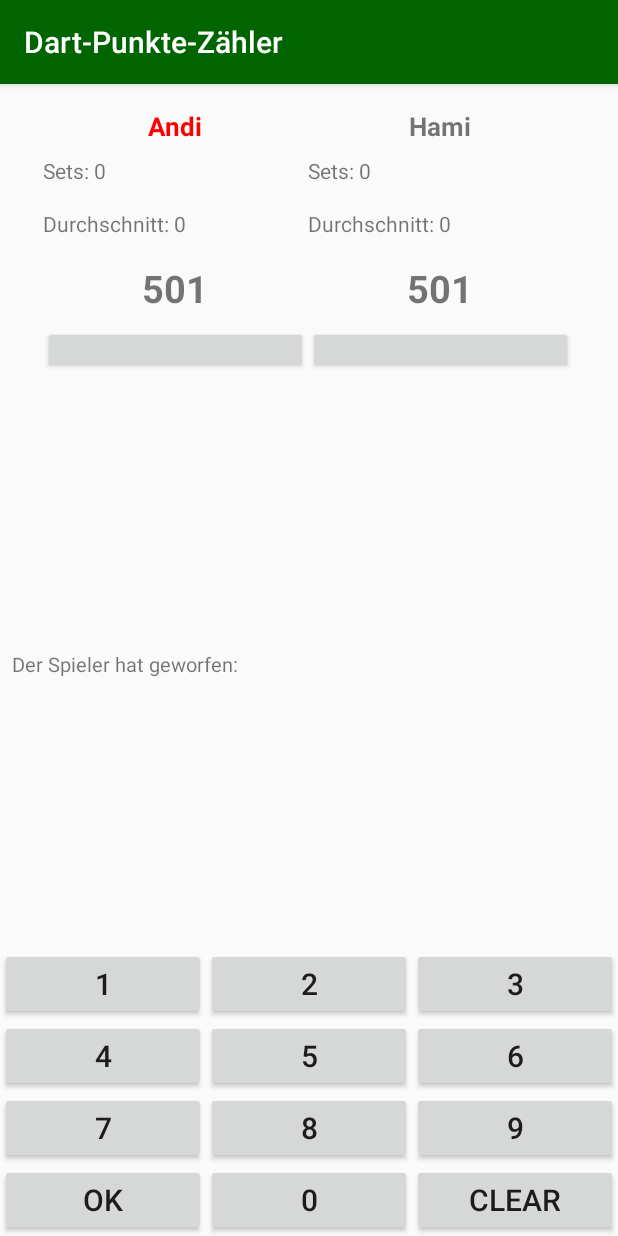
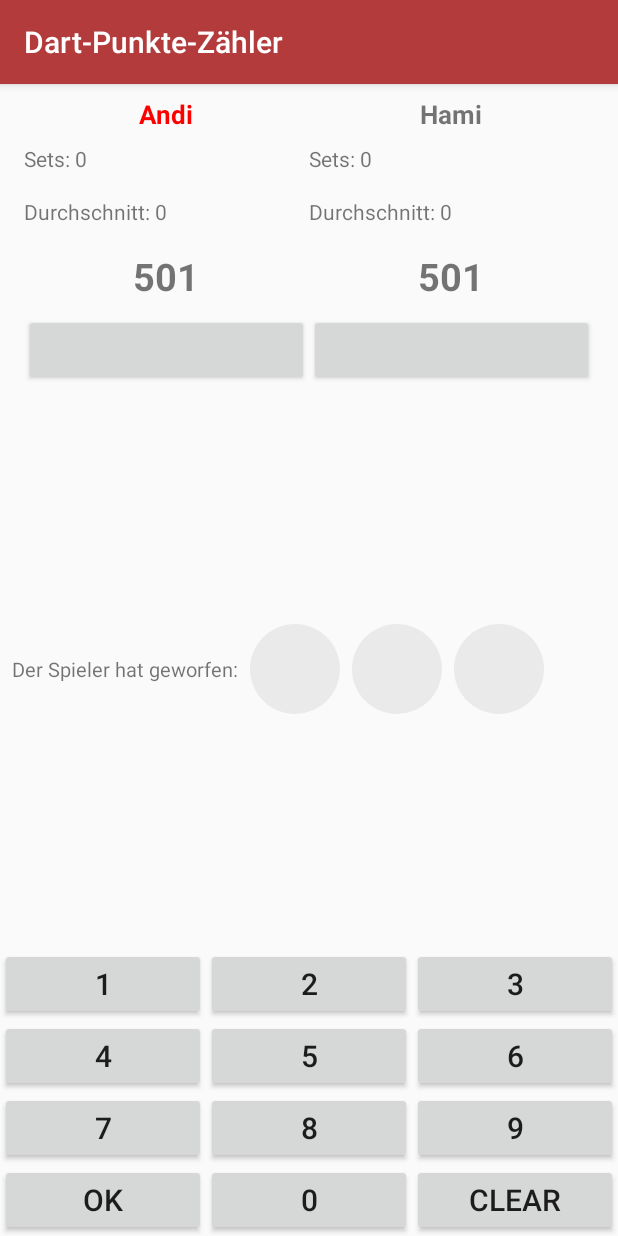
Before and after one commit to AndyGettingAn/DartPointCounter, an Android app: the PointsCounter screen opened directly, with no data from a screen before it, on a phone screen of 412 x 824 dp. Run offline under Robolectric (Android 15) with nearby library versions, the phone set to English and light mode, and no system bars.

Commit message:
Verbesserte HCI

```diff
--- a/app/src/main/AndroidManifest.xml
+++ b/app/src/main/AndroidManifest.xml
@@ -6,7 +6,6 @@
         android:allowBackup="true"
         android:icon="@mipmap/ic_launcher"
         android:label="@string/app_name"
-        android:roundIcon="@mipmap/ic_launcher_round"
         android:supportsRtl="true"
         android:theme="@style/AppTheme">
         <activity
--- a/app/src/main/java/com/example/cip/myapplication/MainActivity.java
+++ b/app/src/main/java/com/example/cip/myapplication/MainActivity.java
@@ -53,17 +53,11 @@ public class MainActivity extends AppCompatActivity{
             public boolean onNavigationItemSelected(MenuItem item) {
                 int id = item.getItemId();
 
-
                 if (id == R.id.nav_home) {
-                    ///mainMessage.setText("Du hast auf Home gedrückt, Wilkommen auf dem Homebildschirm");
                 } else if (id == R.id.nav_counter) {
-                   /// mainMessage.setText("Du hast auf Punktezähler gedrückt");
-                    //Test Dartboard
-                    //Intent intent = new Intent(MainActivity.this, Dartboard.class);
                    Intent intent = new Intent(MainActivity.this, PointsCounter.class);
                     startActivity(intent);
                 } else if (id == R.id.nav_statistic) {
-                    ///mainMessage.setText("Du hast auf Statistik gedrückt");
                     Intent intent = new Intent(MainActivity.this, Statistic.class);
                     startActivity(intent);
 
--- a/app/src/main/java/com/example/cip/myapplication/PointsCounter.java
+++ b/app/src/main/java/com/example/cip/myapplication/PointsCounter.java
@@ -46,7 +46,6 @@ public class PointsCounter extends AppCompatActivity implements View.OnClickList
     //Wir brauchen alle drei Punkte der Dart umd danach den Spielverlauf zu erstellen
             inputPoints[] = new TextView[dartsPerTurn];
     private Button buttonFinish[] = new Button[numberOfPlayers];
-
 
     //Widget
     private PointCounterWidget counter= new PointCounterWidget();
@@ -201,7 +200,7 @@ public class PointsCounter extends AppCompatActivity implements View.OnClickList
     private void updateGameView() {
         averageView[currentPlayer].setText("Durchschnitt: "+ average[currentPlayer]);
         setsView[currentPlayer].setText("Set: "+ sets[currentPlayer]);
-        if (gameState[currentPlayer]<= finishModus){
+        if (gameState[currentPlayer]<= finishModus && gameState[currentPlayer] != 0){
            openPlayerDartboard(currentPlayer);
         }
         gameStateView[currentPlayer].setText(String.valueOf(gameState[currentPlayer]));
@@ -225,6 +224,7 @@ public class PointsCounter extends AppCompatActivity implements View.OnClickList
             MyDBHandler dbHandler = new MyDBHandler(this, null, null, 1);
             dbHandler.addHandler(gamehistory);
             startActivity(intent);
+            finish();
         }
     }
     //Spielerwechsel
@@ -243,7 +243,7 @@ public class PointsCounter extends AppCompatActivity implements View.OnClickList
 
     private void openPlayerDartboard(int player){
         Intent intent = new Intent(PointsCounter.this, Dartboard.class);
-        if (gameState[player]<= finishModus && FinishValues.getFinish(gameState[player])[0] != "" ){
+        if (gameState[player]<= finishModus && FinishValues.getFinish(gameState[player])[0] != ""){
             String [] finishValues = FinishValues.getFinish(gameState[player]);
             buttonFinish[player].setText(Arrays.toString(finishValues));
             intent.putExtra("finishValues", finishValues);
--- /dev/null
+++ b/app/src/main/res/drawable/circle_shape.xml
@@ -0,0 +1,7 @@
+<?xml version="1.0" encoding="utf-8"?>
+<shape xmlns:android="http://schemas.android.com/apk/res/android"
+    android:shape="rectangle">
+    <solid android:color="#EAEAEA"/>
+    <corners android:radius="30dp"/>
+
+</shape>
--- a/app/src/main/res/drawable/side_nav_bar.xml
+++ b/app/src/main/res/drawable/side_nav_bar.xml
@@ -2,8 +2,7 @@
     android:shape="rectangle">
     <gradient
         android:angle="135"
-        android:centerColor="#4CAF50"
-        android:endColor="#2E7D32"
-        android:startColor="#81C784"
+        android:startColor="#B33B3B"
+        android:endColor="#7F2A2A"
         android:type="linear" />
 </shape>
--- a/app/src/main/res/layout/activity_points_counter.xml
+++ b/app/src/main/res/layout/activity_points_counter.xml
@@ -10,18 +10,14 @@
     <TableLayout
 
         android:id="@+id/gameState"
-        android:layout_width="353dp"
-        android:layout_height="177dp"
+        android:layout_width="match_parent"
+        android:layout_height="wrap_content"
         app:layout_constraintTop_toTopOf="parent"
-        android:layout_marginTop="16dp"
-        android:layout_marginRight="8dp"
+        android:layout_marginTop="8dp"
+        android:layout_marginRight="16dp"
         app:layout_constraintRight_toRightOf="parent"
-        android:layout_marginLeft="8dp"
-        app:layout_constraintLeft_toLeftOf="parent"
-        android:layout_marginStart="8dp"
-        android:layout_marginEnd="8dp"
-        app:layout_constraintHorizontal_bias="0.49"
-        tools:layout_editor_absoluteX="13dp">
+        android:layout_marginLeft="16dp"
+        app:layout_constraintLeft_toLeftOf="parent">
 
         <TableRow
             android:id="@+id/rowPlayerNames"
@@ -151,8 +147,8 @@
 
    <LinearLayout
         android:id="@+id/calculator_input"
-        android:layout_width="317dp"
-        android:layout_height="64dp"
+        android:layout_width="0dp"
+        android:layout_height="62dp"
         app:layout_constraintTop_toBottomOf="@+id/gameState"
         android:layout_marginRight="8dp"
         app:layout_constraintRight_toRightOf="parent"
@@ -163,13 +159,12 @@
         android:layout_marginBottom="8dp"
         app:layout_constraintBottom_toTopOf="@+id/calculator"
         app:layout_constraintVertical_bias="0.52"
-        app:layout_constraintHorizontal_bias="0.0"
-        tools:layout_editor_absoluteY="220dp">
+        app:layout_constraintHorizontal_bias="0.0">
 
         <TextView
             android:id="@+id/player_throw"
             android:layout_width="wrap_content"
-            android:layout_height="63dp"
+            android:layout_height="60dp"
             android:gravity="center_vertical"
             android:text="@string/darts_text"
             app:layout_constraintBaseline_toBaselineOf="@+id/player_throw_points"
@@ -179,49 +174,51 @@
 
        <TextView
            android:id="@+id/player_throw_points1"
-           android:layout_width="wrap_content"
-           android:layout_height="match_parent"
+           android:layout_width="60dp"
+           android:layout_height="60dp"
            android:layout_marginLeft="8dp"
            android:layout_marginStart="8dp"
-           android:gravity="center_vertical"
+           android:gravity="center"
            app:layout_constraintHorizontal_bias="0.411"
            app:layout_constraintLeft_toRightOf="@+id/player_throw"
            app:layout_constraintRight_toRightOf="parent"
-           android:textSize="@dimen/throw_text_size"/>
+           android:textSize="@dimen/throw_text_size"
+           android:background="@drawable/circle_shape"/>
+
        <TextView
            android:id="@+id/player_throw_points2"
-           android:layout_width="wrap_content"
-           android:layout_height="match_parent"
+           android:layout_width="60dp"
+           android:layout_height="60dp"
            android:layout_marginLeft="8dp"
            android:layout_marginStart="8dp"
-           android:gravity="center_vertical"
+           android:gravity="center"
            app:layout_constraintHorizontal_bias="0.411"
            app:layout_constraintLeft_toRightOf="@+id/player_throw"
            app:layout_constraintRight_toRightOf="parent"
-           android:textSize="@dimen/throw_text_size"/>
+           android:textSize="@dimen/throw_text_size"
+           android:background="@drawable/circle_shape"/>
+
        <TextView
            android:id="@+id/player_throw_points3"
-           android:layout_width="wrap_content"
-           android:layout_height="match_parent"
+           android:layout_width="60dp"
+           android:layout_height="60dp"
            android:layout_marginLeft="8dp"
            android:layout_marginStart="8dp"
-           android:gravity="center_vertical"
+           android:background="@drawable/circle_shape"
+           android:gravity="center"
+           android:textSize="@dimen/throw_text_size"
            app:layout_constraintHorizontal_bias="0.411"
            app:layout_constraintLeft_toRightOf="@+id/player_throw"
-           app:layout_constraintRight_toRightOf="parent"
-           android:textSize="@dimen/throw_text_size"/>
-     </LinearLayout>
+           app:layout_constraintRight_toRightOf="parent" />
+   </LinearLayout>
 
     <TableLayout
         android:id="@+id/calculator"
-        android:layout_width="match_parent"
+        android:layout_width="0dp"
         app:layout_constraintBottom_toBottomOf="parent"
         android:layout_height="wrap_content"
         app:layout_constraintLeft_toLeftOf="parent"
-        app:layout_constraintRight_toRightOf="parent"
-        android:layout_marginRight="0dp"
-        android:layout_marginLeft="0dp"
-        android:layout_marginBottom="0dp">
+        app:layout_constraintRight_toRightOf="parent">
 
         <TableRow>
             <Button android:layout_height="wrap_content" android:id="@+id/button1" android:text="1" android:layout_weight="1" android:layout_width="match_parent" android:textSize="@dimen/keypad_text_size" ></Button>
--- a/app/src/main/res/layout/app_bar_main.xml
+++ b/app/src/main/res/layout/app_bar_main.xml
@@ -15,7 +15,6 @@
             android:id="@+id/toolbar"
             android:layout_width="match_parent"
             android:layout_height="wrap_content"
-            android:background="@color/colorPrimary"
             app:popupTheme="@style/AppTheme.PopupOverlay" />
 
     </android.support.design.widget.AppBarLayout>
--- a/app/src/main/res/layout/nav_header_main.xml
+++ b/app/src/main/res/layout/nav_header_main.xml
@@ -11,10 +11,10 @@
 
     <ImageView
         android:id="@+id/imageView"
-        android:layout_width="wrap_content"
+        android:layout_width="108dp"
         android:layout_height="wrap_content"
-        app:srcCompat="@mipmap/ic_launcher_round"
-        android:layout_marginLeft="@dimen/margin_small"/>
+        app:srcCompat="@mipmap/ic_launcher"
+        android:layout_weight="0.54" />
 
     <TextView
         android:id="@+id/textView2"
--- a/app/src/main/res/layout/point_counter_widget.xml
+++ b/app/src/main/res/layout/point_counter_widget.xml
@@ -2,7 +2,7 @@
     android:id="@+id/widget"
     android:layout_width="match_parent"
     android:layout_height="match_parent"
-    android:background="#50006400"
+    android:background="#50E0D1BC"
     android:orientation="vertical"
     android:padding="@dimen/widget_margin">
 
--- a/app/src/main/res/values/colors.xml
+++ b/app/src/main/res/values/colors.xml
@@ -1,6 +1,6 @@
 <?xml version="1.0" encoding="utf-8"?>
 <resources>
-    <color name="colorPrimary">#006400</color>
-    <color name="colorPrimaryDark">#3b3b3b</color>
-    <color name="colorAccent">#00ff00</color>
+    <color name="colorPrimary">#B33B3B</color>
+    <color name="colorPrimaryDark">#7F2A2A</color>
+    <color name="colorAccent">#00BF40</color>
 </resources>
--- a/app/src/main/res/xml/point_counter_widget_info.xml
+++ b/app/src/main/res/xml/point_counter_widget_info.xml
@@ -4,7 +4,7 @@
     android:initialLayout="@layout/point_counter_widget"
     android:minHeight="40dp"
     android:minWidth="240dp"
-    android:previewImage="@mipmap/ic_launcher_round"
+    android:previewImage="@mipmap/ic_launcher"
     android:resizeMode="horizontal|vertical"
     android:updatePeriodMillis="1800000"
     android:widgetCategory="home_screen"></appwidget-provider>
```
Also changed, not shown: app/src/main/java/com/example/cip/myapplication/Dartboard.java (+7 -0 lines), app/src/main/java/com/example/cip/myapplication/GameEnd.java (+14 -3 lines), app/src/main/res/layout/activity_game_end.xml (+23 -4 lines).
